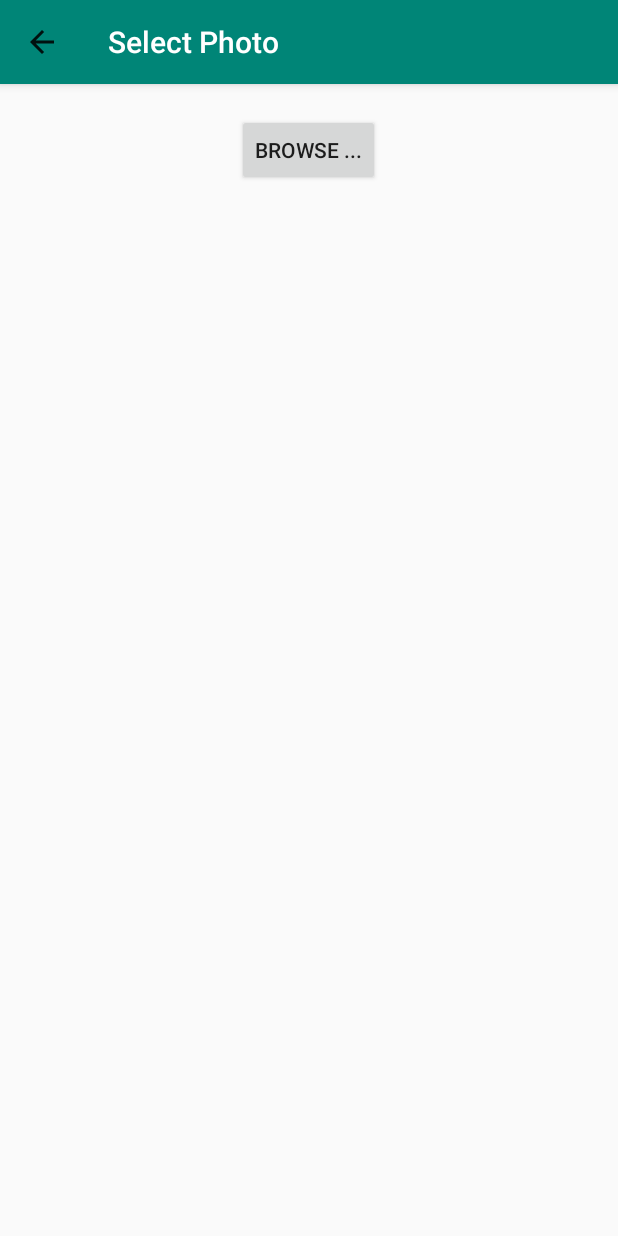
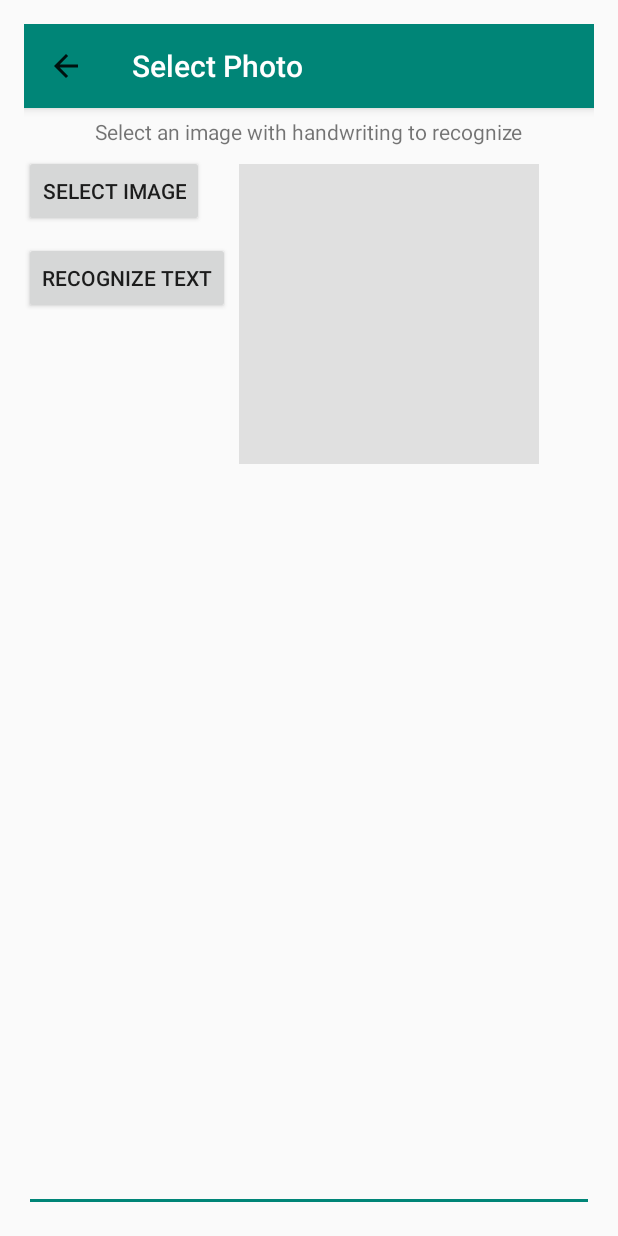
Before and after one commit to inayrus/FinalAppProject, an Android app: the SelectActivity screen opened directly, with no data from a screen before it, on a phone screen of 412 x 824 dp. Run offline under Robolectric (Android 15) with nearby library versions, the phone set to English and light mode, and no system bars; our stand-ins replace Picasso; pictures from the network do not load.

Commit message:
changed select activity layout

```diff
--- a/app/src/main/res/layout/activity_select.xml
+++ b/app/src/main/res/layout/activity_select.xml
@@ -1,11 +1,16 @@
 <?xml version="1.0" encoding="utf-8"?>
-<LinearLayout xmlns:android="http://schemas.android.com/apk/res/android"
+<RelativeLayout xmlns:android="http://schemas.android.com/apk/res/android"
     xmlns:app="http://schemas.android.com/apk/res-auto"
     xmlns:tools="http://schemas.android.com/tools"
-    android:orientation="vertical"
     android:layout_width="match_parent"
     android:layout_height="match_parent"
+    android:padding="16dp"
     tools:context=".SelectActivity">
+
+    <LinearLayout
+        android:layout_width="fill_parent"
+        android:layout_height="fill_parent"
+        android:orientation="vertical">
 
         <android.support.v7.widget.Toolbar
             android:id="@+id/selectActToolbar"
@@ -16,32 +21,58 @@
             android:theme="@style/ThemeOverlay.AppCompat.ActionBar"
             app:popupTheme="@style/ThemeOverlay.AppCompat.Light"/>
 
-    <Button
-        android:id="@+id/button"
+        <TextView
             android:layout_width="wrap_content"
             android:layout_height="wrap_content"
+            android:layout_margin="6dp"
             android:layout_gravity="center"
-        android:layout_marginTop="20dp"
-        android:layout_marginBottom="10dp"
+            android:text="Select an image with handwriting to recognize"/>
+
+        <LinearLayout
+            android:orientation="horizontal"
+            android:layout_width="fill_parent"
+            android:layout_height="wrap_content">
+
+            <LinearLayout
+                android:layout_width="wrap_content"
+                android:layout_height="match_parent"
+                android:orientation="vertical">
+                <Button
+                    android:id="@+id/buttonSelectImage"
+                    android:layout_width="wrap_content"
+                    android:layout_height="wrap_content"
                     android:onClick="selectClicked"
-        android:text="Browse ..." />
-
-    <ImageView
-        android:id="@+id/imageView"
-        android:layout_width="match_parent"
-        android:layout_height="match_parent"
-        android:layout_gravity="center"
-        android:layout_weight="1"
-        android:visibility="invisible" />
-
+                    android:text="Select Image" />
                 <Button
                     android:id="@+id/convertButton"
                     android:layout_width="wrap_content"
                     android:layout_height="wrap_content"
-        android:layout_gravity="bottom|center"
                     android:layout_marginTop="10dp"
                     android:layout_marginBottom="20dp"
                     android:onClick="convertClicked"
-        android:text="Convert"
-        android:visibility="invisible" />
+                    android:text="Recognize Text"
+                     />
             </LinearLayout>
+
+            <ImageView
+                android:id="@+id/imageView"
+                android:layout_width="200dp"
+                android:layout_height="200dp"
+                android:layout_margin="6dp"
+                android:background="#E0E0E0" />
+        </LinearLayout>
+
+        <LinearLayout
+            android:layout_width="match_parent"
+            android:layout_height="wrap_content"
+            android:layout_weight="1">
+
+            <EditText
+                android:layout_width="match_parent"
+                android:layout_height="match_parent"
+                android:inputType="textMultiLine"
+                android:ems="10"
+                android:id="@+id/editTextResult"/>
+        </LinearLayout>
+    </LinearLayout>
+</RelativeLayout>
```
Lines whose indentation alone changed are shown as unchanged.
